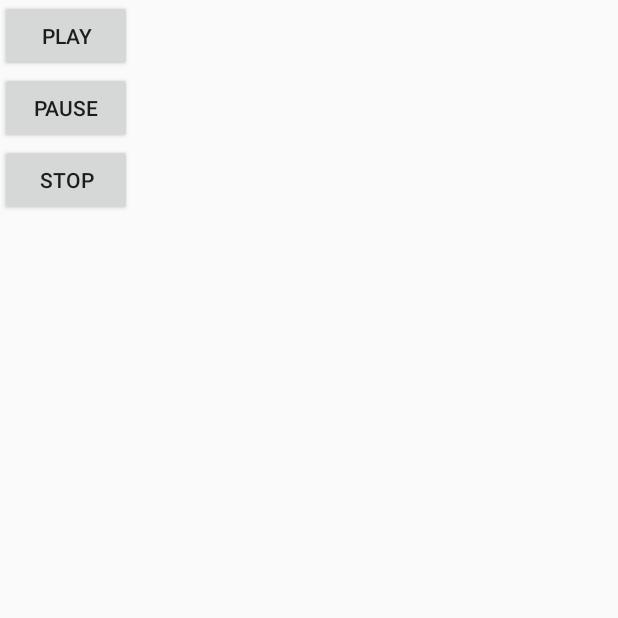
After one commit to IonutPutinica/FolkecenterMobileApp, an Android app: the AudioTestActivity screen opened directly, with no data from a screen before it, on a phone screen of 412 x 824 dp, the top half of it. The commit adds this screen. Run offline under Robolectric (Android 15) with nearby library versions, the phone set to English and light mode, and no system bars.

Commit message:
Audio Player testing inside the app

```diff
--- a/MobileApp/app/src/main/AndroidManifest.xml
+++ b/MobileApp/app/src/main/AndroidManifest.xml
@@ -12,6 +12,7 @@
         android:theme="@style/AppTheme">
         <activity android:name=".UpcomingEventsActivity"/>
         <activity android:name=".NewsActivity"/>
+        <activity android:name=".AudioTestActivity"/>
         <activity android:name=".MainActivity">
             <intent-filter>
                 <action android:name="android.intent.action.MAIN" />
--- a/MobileApp/app/src/main/res/layout/activity_main.xml
+++ b/MobileApp/app/src/main/res/layout/activity_main.xml
@@ -125,6 +125,7 @@
         <!--Column 1-->
 
         <android.support.v7.widget.CardView
+            android:id="@+id/guided_tour_card_view"
             android:layout_width="0dp"
             android:layout_height="0dp"
             android:layout_columnWeight="1"
--- /dev/null
+++ b/MobileApp/app/src/main/res/layout/audio_test.xml
@@ -0,0 +1,27 @@
+<?xml version="1.0" encoding="utf-8"?>
+<LinearLayout
+    xmlns:android="http://schemas.android.com/apk/res/android"
+    android:layout_width="match_parent"
+    android:layout_height="match_parent"
+    android:orientation="vertical"
+    android:layout_gravity="center">
+
+    <Button
+        android:layout_width="wrap_content"
+        android:layout_height="wrap_content"
+        android:text="Play"
+        android:onClick="play" />
+
+    <Button
+        android:layout_width="wrap_content"
+        android:layout_height="wrap_content"
+        android:text="Pause"
+        android:onClick="pause" />
+
+    <Button
+        android:layout_width="wrap_content"
+        android:layout_height="wrap_content"
+        android:text="Stop"
+        android:onClick="stop" />
+
+</LinearLayout>
```
Also changed, not shown: MobileApp/app/src/main/java/com/calcounterapplicaton/folkecentermobileapp/AudioTestActivity.java (added, +63 -0 lines), MobileApp/app/src/main/java/com/calcounterapplicaton/folkecentermobileapp/MainActivity.java (+19 -2 lines), 1 other file.
